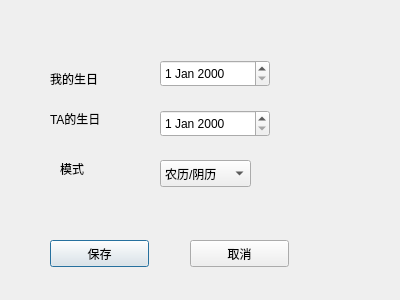
Before: the Qt Designer form setbirthday.ui in gymmer/LOVEU, drawn with Qt 5.
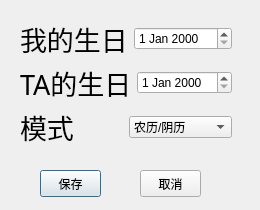
After: the same form once the commit is applied.

What changed in the file:
```diff
--- a/setbirthday.ui
+++ b/setbirthday.ui
@@ -6,19 +6,31 @@
    <rect>
     <x>0</x>
     <y>0</y>
-    <width>400</width>
-    <height>300</height>
+    <width>260</width>
+    <height>210</height>
    </rect>
   </property>
+  <property name="minimumSize">
+   <size>
+    <width>260</width>
+    <height>201</height>
+   </size>
+  </property>
+  <property name="maximumSize">
+   <size>
+    <width>260</width>
+    <height>210</height>
+   </size>
+  </property>
   <property name="windowTitle">
    <string>Dialog</string>
   </property>
   <widget class="QPushButton" name="save_pushButton">
    <property name="geometry">
     <rect>
-     <x>50</x>
-     <y>240</y>
-     <width>99</width>
+     <x>40</x>
+     <y>170</y>
+     <width>61</width>
      <height>27</height>
     </rect>
    </property>
@@ -29,9 +41,9 @@
   <widget class="QPushButton" name="cancel_pushButton">
    <property name="geometry">
     <rect>
-     <x>190</x>
-     <y>240</y>
-     <width>99</width>
+     <x>140</x>
+     <y>170</y>
+     <width>61</width>
      <height>27</height>
     </rect>
    </property>
@@ -39,74 +51,77 @@
     <string>取消</string>
    </property>
   </widget>
+  <widget class="QWidget" name="">
+   <property name="geometry">
+    <rect>
+     <x>20</x>
+     <y>20</y>
+     <width>212</width>
+     <height>127</height>
+    </rect>
+   </property>
+   <layout class="QVBoxLayout" name="verticalLayout_2">
+    <item>
+     <layout class="QVBoxLayout" name="verticalLayout">
+      <item>
+       <layout class="QHBoxLayout" name="horizontalLayout">
+        <item>
   <widget class="QLabel" name="label">
-   <property name="geometry">
-    <rect>
-     <x>50</x>
-     <y>70</y>
-     <width>67</width>
-     <height>17</height>
-    </rect>
+          <property name="font">
+           <font>
+            <family>微软雅黑</family>
+            <pointsize>20</pointsize>
+           </font>
    </property>
    <property name="text">
     <string>我的生日</string>
    </property>
   </widget>
+        </item>
+        <item>
+         <widget class="QDateEdit" name="my_birthday_dateEdit"/>
+        </item>
+       </layout>
+      </item>
+      <item>
+       <layout class="QHBoxLayout" name="horizontalLayout_2">
+        <item>
   <widget class="QLabel" name="label_2">
-   <property name="geometry">
-    <rect>
-     <x>50</x>
-     <y>110</y>
-     <width>67</width>
-     <height>17</height>
-    </rect>
+          <property name="font">
+           <font>
+            <family>微软雅黑</family>
+            <pointsize>20</pointsize>
+           </font>
    </property>
    <property name="text">
     <string>TA的生日</string>
    </property>
   </widget>
-  <widget class="QDateEdit" name="my_birthday_dateEdit">
-   <property name="geometry">
-    <rect>
-     <x>160</x>
-     <y>60</y>
-     <width>110</width>
-     <height>27</height>
-    </rect>
-   </property>
-  </widget>
-  <widget class="QDateEdit" name="her_birthday_dateEdit">
-   <property name="geometry">
-    <rect>
-     <x>160</x>
-     <y>110</y>
-     <width>110</width>
-     <height>27</height>
-    </rect>
-   </property>
-  </widget>
+        </item>
+        <item>
+         <widget class="QDateEdit" name="her_birthday_dateEdit"/>
+        </item>
+       </layout>
+      </item>
+     </layout>
+    </item>
+    <item>
+     <layout class="QHBoxLayout" name="horizontalLayout_3">
+      <item>
   <widget class="QLabel" name="label_3">
-   <property name="geometry">
-    <rect>
-     <x>60</x>
-     <y>160</y>
-     <width>67</width>
-     <height>17</height>
-    </rect>
+        <property name="font">
+         <font>
+          <family>微软雅黑</family>
+          <pointsize>20</pointsize>
+         </font>
    </property>
    <property name="text">
     <string>模式</string>
    </property>
   </widget>
+      </item>
+      <item>
   <widget class="QComboBox" name="birthday_mode_comboBox">
-   <property name="geometry">
-    <rect>
-     <x>160</x>
-     <y>160</y>
-     <width>91</width>
-     <height>27</height>
-    </rect>
-   </property>
    <item>
     <property name="text">
      <string>农历/阴历</string>
@@ -117,6 +132,11 @@
      <string>公元/阳历</string>
     </property>
    </item>
+       </widget>
+      </item>
+     </layout>
+    </item>
+   </layout>
   </widget>
  </widget>
  <resources/>
```
Lines whose indentation alone changed are shown as unchanged.
